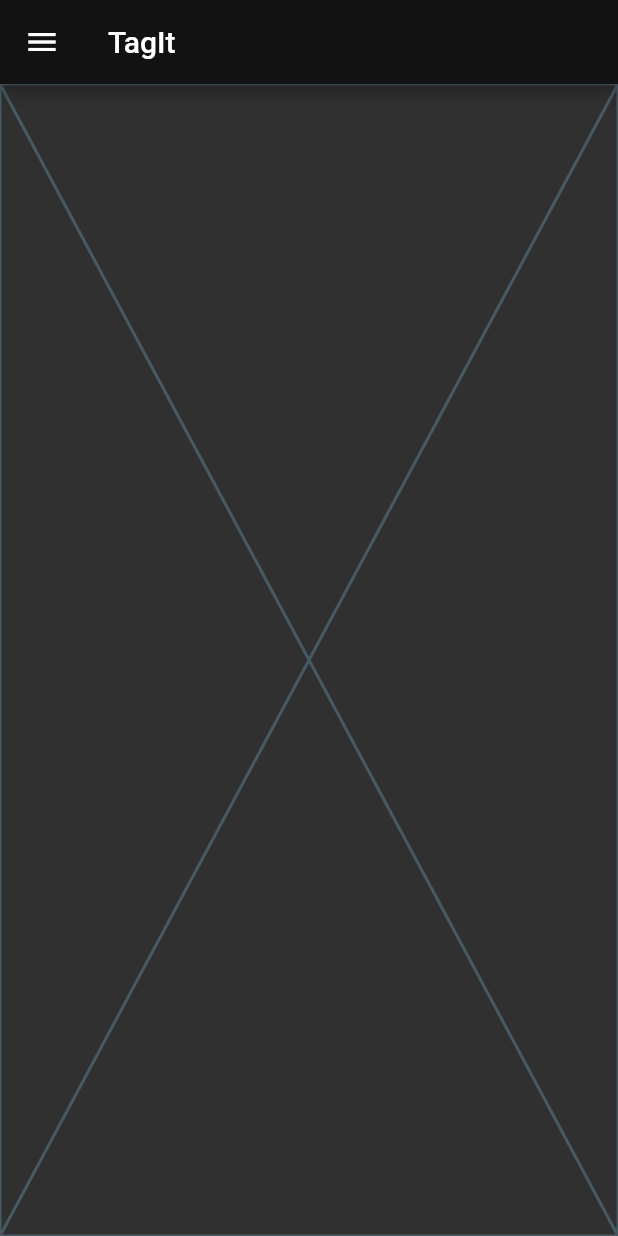
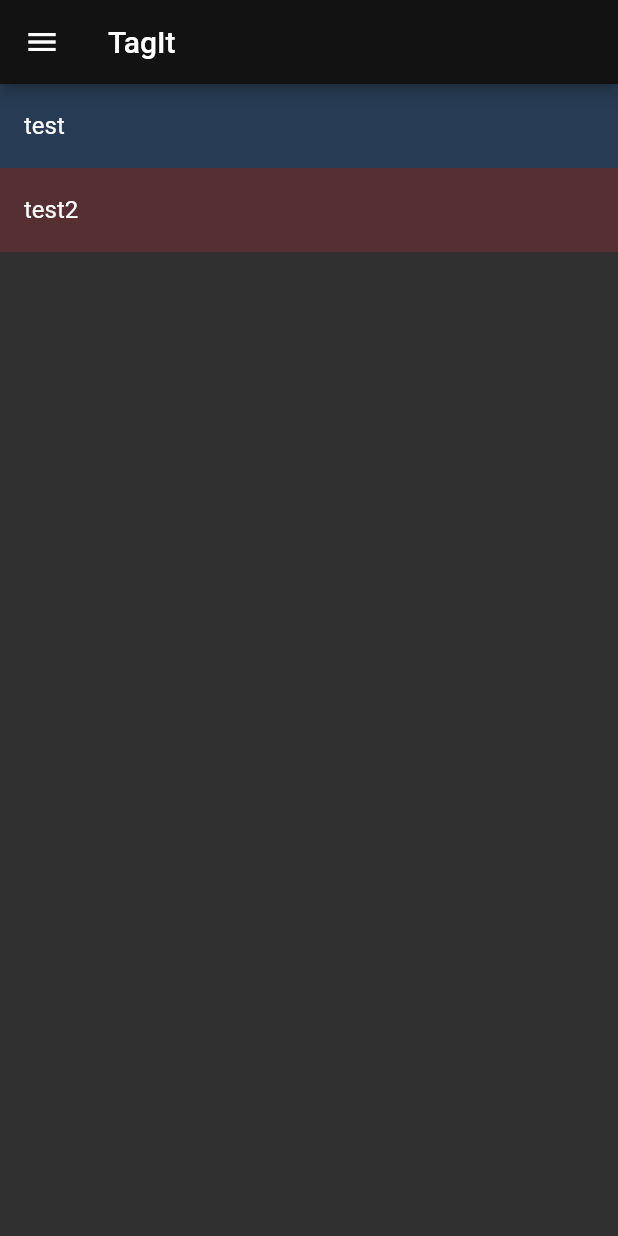
Before and after one commit to gecko10000/TagIt-frontend, a Flutter app: the screen it shows after launch, on a phone screen of 412 x 824 dp. Run offline on Flutter 3.47's test engine with Material 2 defaults, Android fonts, the phone set to English and light mode, and no system bars; our stand-ins replace infinite_scroll_pagination.

Commit message:
Working simple list view

```diff
--- a/lib/main.dart
+++ b/lib/main.dart
@@ -14,6 +14,7 @@ class TagIt extends StatelessWidget {
   @override
   Widget build(BuildContext context) {
     return MaterialApp(
+      debugShowCheckedModeBanner: false,
       title: "TagIt",
       theme: ThemeData(
         colorScheme: const ColorScheme.dark()
--- /dev/null
+++ b/lib/objects/saved_file.dart
@@ -0,0 +1,16 @@
+import 'package:tagit_frontend/objects/tag.dart';
+
+class SavedFile {
+  final String name;
+  final Set<Tag> tags = {};
+
+  factory SavedFile.fromJson(Map<String, dynamic> json) =>
+      SavedFile(
+        json["name"],
+        tags: json["tags"]
+      );
+
+  SavedFile(this.name, {List<Tag> tags = const []}) {
+    this.tags.addAll(tags);
+  }
+}
--- /dev/null
+++ b/lib/objects/tag.dart
@@ -0,0 +1,20 @@
+import 'package:tagit_frontend/objects/saved_file.dart';
+
+class Tag {
+  final String name;
+  final Tag? parent;
+  final Set<Tag> children = {};
+  final Set<SavedFile> files = {};
+
+  factory Tag.fromJson(Map<String, dynamic> json) =>
+      Tag(
+          json["name"],
+          parent: json["parent"],
+          children: json["children"],
+          files: json["files"]
+      );
+  Tag(this.name, {this.parent, List<Tag> children = const [], List<SavedFile> files = const []}) {
+    this.children.addAll(children);
+    this.files.addAll(files);
+  }
+}
--- /dev/null
+++ b/lib/widgets/file_list_widget.dart
@@ -0,0 +1,55 @@
+import 'package:flutter/cupertino.dart';
+import 'package:infinite_scroll_pagination/infinite_scroll_pagination.dart';
+import 'package:tagit_frontend/objects/saved_file.dart';
+import 'package:tagit_frontend/widgets/file_widget.dart';
+
+import '../objects/tag.dart';
+
+class FileListView extends StatefulWidget {
+  const FileListView({super.key});
+
+  @override
+  State createState() => _FileListViewState();
+
+}
+
+class _FileListViewState extends State<FileListView> {
+
+  static const _pageSize = 20;
+
+  final PagingController<int, SavedFile> _pagingController = PagingController(firstPageKey: 0);
+
+  @override
+  Widget build(BuildContext context) {
+    return PagedListView<int, SavedFile>(
+      pagingController: _pagingController,
+      builderDelegate: PagedChildBuilderDelegate<SavedFile>(
+        itemBuilder: (ctx, item, index) => FileTile(file: item)
+      ),
+    );
+  }
+
+  @override
+  void initState() {
+    _pagingController.addPageRequestListener((pageKey) {
+      _loadFiles(pageKey);
+    });
+    super.initState();
+  }
+
+  Future<void> _loadFiles(int pageKey) async {
+    try {
+      final newItems = [SavedFile("test"), SavedFile("test2", tags: [Tag("tag")])];
+      final isLastPage = newItems.length < _pageSize;
+      if (isLastPage) {
+        _pagingController.appendLastPage(newItems);
+      } else {
+        final nextPageKey = pageKey + newItems.length;
+        _pagingController.appendPage(newItems, nextPageKey);
+      }
+    } catch (error) {
+      _pagingController.error = error;
+    }
+  }
+
+}
--- /dev/null
+++ b/lib/widgets/file_widget.dart
@@ -0,0 +1,26 @@
+import 'dart:math';
+
+import 'package:flutter/material.dart';
+import 'package:tagit_frontend/objects/saved_file.dart';
+
+class FileTile extends StatelessWidget {
+  FileTile({super.key, required this.file}) {
+    random = Random(file.name.hashCode);
+  }
+
+  final SavedFile file;
+
+  late final Random random;
+
+  int _color() {
+    return random.nextInt(255);
+  }
+
+  @override
+  Widget build(BuildContext context) {
+    return ListTile(
+      tileColor: Color.fromRGBO(_color(), _color(), _color(), 0.3),
+      title: Text(file.name),
+    );
+  }
+}
--- a/lib/widgets/home.dart
+++ b/lib/widgets/home.dart
@@ -1,4 +1,5 @@
 import 'package:flutter/material.dart';
+import 'package:tagit_frontend/widgets/file_list_widget.dart';
 
 class HomeScreen extends StatelessWidget {
   const HomeScreen({super.key});
@@ -12,7 +13,7 @@ class HomeScreen extends StatelessWidget {
           title: const Text("TagIt"),
         ),
         drawer: const SideDrawer(),
-        body: const Placeholder()
+        body: const FileListView()
     );
   }
 }
--- a/pubspec.yaml
+++ b/pubspec.yaml
@@ -36,6 +36,7 @@ dependencies:
   # Use with the CupertinoIcons class for iOS style icons.
   cupertino_icons: ^1.0.2
   infinite_scroll_pagination: ^3.2.0
+  http: ^0.13.5
 
 dev_dependencies:
   flutter_test:
```
Also changed, not shown: pubspec.lock.
